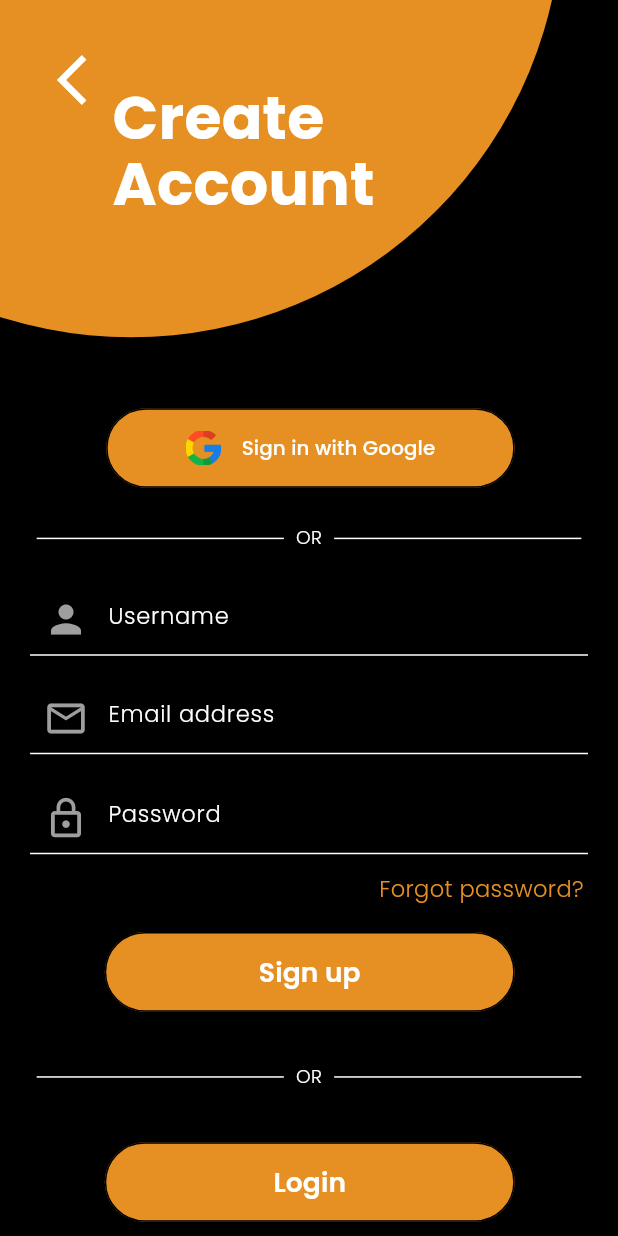
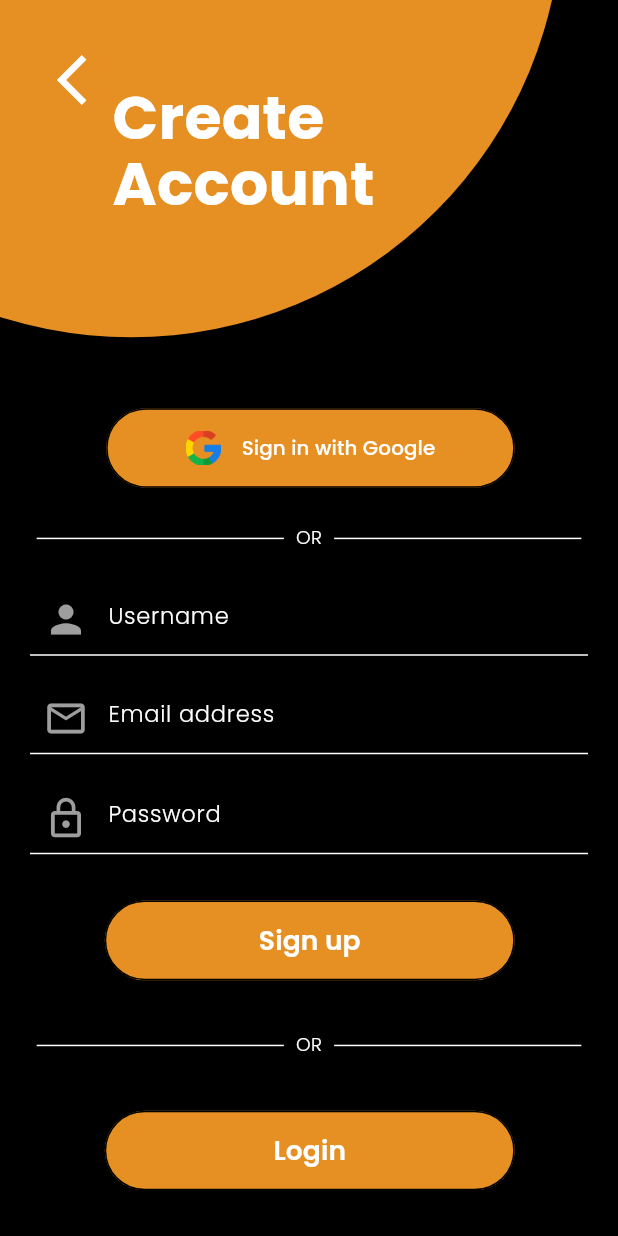
Before and after one commit to skyplerai/flutter3, a Flutter app: the CreateAccountScreen screen opened by its route, on a phone screen of 412 x 824 dp. Run offline on Flutter 3.47's test engine with Material 3 defaults, Android fonts, the phone set to English and light mode, and no system bars; our stand-ins replace cached_network_image, connectivity_plus, flutter_native_splash, flutter_svg, get, google_fonts and 3 more; accounts and stored records are empty.

Commit message:
Removed the forget password in the sign up page

```diff
--- a/flutter3-Dhiwise-2O265pOv/lib/presentation/authentication/create_account_screen/create_account_screen.dart
+++ b/flutter3-Dhiwise-2O265pOv/lib/presentation/authentication/create_account_screen/create_account_screen.dart
@@ -85,16 +85,16 @@ class CreateAccountScreen extends StatelessWidget {
                       SizedBox(height: 21.v),
                       _buildPasswordEditText(context),
                       SizedBox(height: 14.v),
-                      Align(
-                        alignment: Alignment.centerRight,
-                        child: Padding(
-                          padding: EdgeInsets.only(right: 3.h),
-                          child: Text(
-                            "Forgot password?",
-                            style: CustomTextStyles.bodyLargePrimary,
-                          ),
-                        ),
-                      ),
+                      // Align(
+                      //   alignment: Alignment.centerRight,
+                      //   child: Padding(
+                      //     padding: EdgeInsets.only(right: 3.h),
+                      //     child: Text(
+                      //       "Forgot password?",
+                      //       style: CustomTextStyles.bodyLargePrimary,
+                      //     ),
+                      //   ),
+                      // ),
                       SizedBox(height: 21.v),
                       _buildSignUpButton(context),
                       SizedBox(height: 30.v),
```
